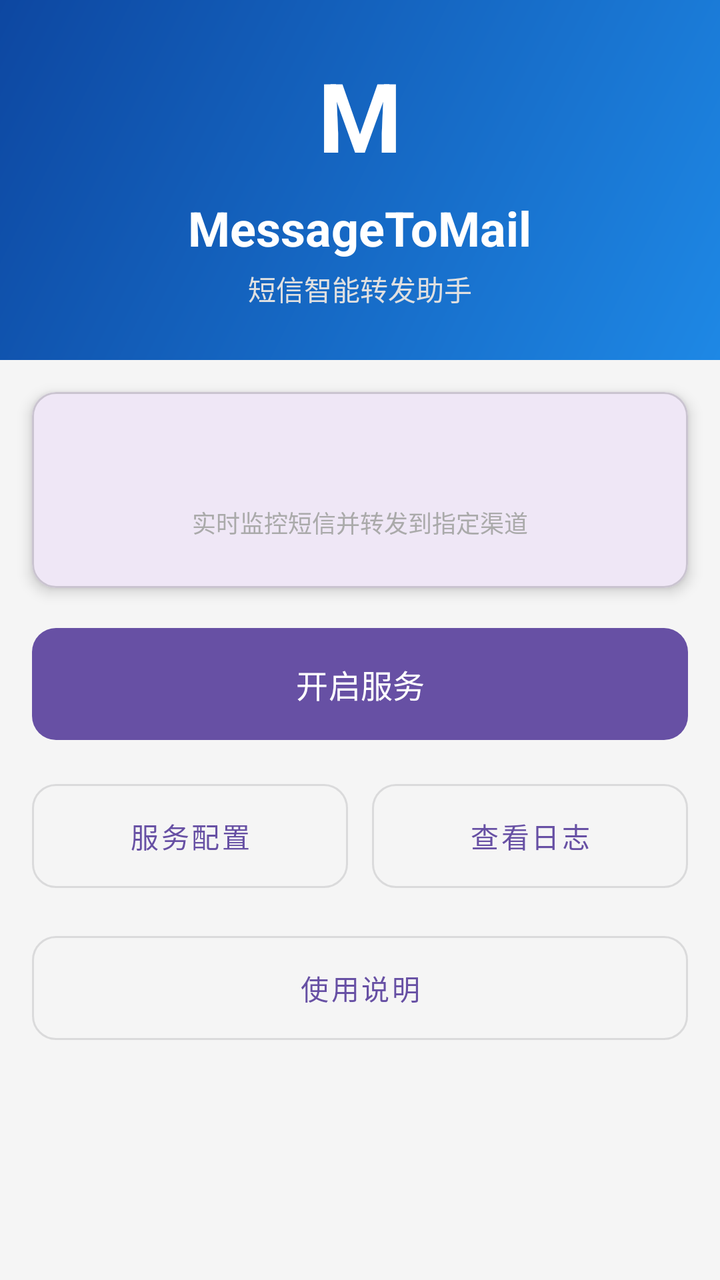
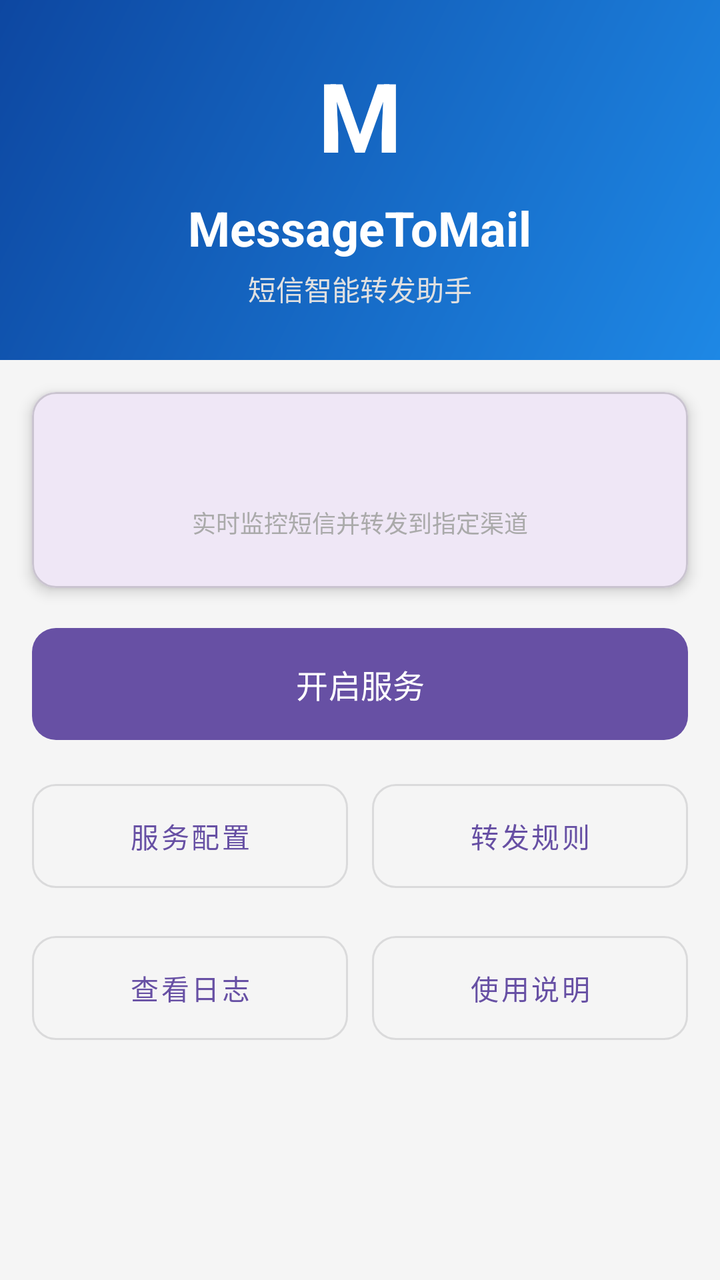

Screens rendered from an Android XML layout before and after an edit, with the pre-edit source and the edit as a unified diff.
<!-- AndroidManifest.xml: application theme Theme.MessageToMail -->
<!-- res/layout/activity_main.xml -->
<?xml version="1.0" encoding="utf-8"?>
<layout xmlns:tools="http://schemas.android.com/tools"
    xmlns:android="http://schemas.android.com/apk/res/android"
    xmlns:app="http://schemas.android.com/apk/res-auto">
    <data>
        <variable
            name="logText"
            type="com.example.messagetomail.model.LogViewModel" />
    </data>

    <ScrollView
        android:layout_width="match_parent"
        android:layout_height="match_parent"
        android:fillViewport="true"
        android:background="#F5F5F5">

        <LinearLayout
            android:layout_width="match_parent"
            android:layout_height="wrap_content"
            android:orientation="vertical">

            <LinearLayout
                android:layout_width="match_parent"
                android:layout_height="180dp"
                android:background="@drawable/bg_header_gradient"
                android:gravity="center"
                android:orientation="vertical">

                <TextView
                    android:layout_width="wrap_content"
                    android:layout_height="wrap_content"
                    android:text="M"
                    android:textColor="@android:color/white"
                    android:textSize="48sp"
                    android:textStyle="bold" />

                <TextView
                    android:layout_width="wrap_content"
                    android:layout_height="wrap_content"
                    android:layout_marginTop="8dp"
                    android:text="MessageToMail"
                    android:textColor="@android:color/white"
                    android:textSize="24sp"
                    android:textStyle="bold" />

                <TextView
                    android:layout_width="wrap_content"
                    android:layout_height="wrap_content"
                    android:layout_marginTop="4dp"
                    android:text="@string/app_subtitle"
                    android:textColor="#E0E0E0"
                    android:textSize="14sp" />
            </LinearLayout>

            <com.google.android.material.card.MaterialCardView
                android:layout_width="match_parent"
                android:layout_height="wrap_content"
                android:layout_margin="16dp"
                app:cardCornerRadius="12dp"
                app:cardElevation="4dp">

                <LinearLayout
                    android:layout_width="match_parent"
                    android:layout_height="wrap_content"
                    android:gravity="center"
                    android:orientation="vertical"
                    android:padding="24dp">

                    <TextView
                        android:id="@+id/textView"
                        android:layout_width="wrap_content"
                        android:layout_height="wrap_content"
                        android:text="@{logText.content}"
                        android:textColor="@color/purple_500"
                        android:textSize="18sp"
                        android:textStyle="bold" />

                    <TextView
                        android:layout_width="wrap_content"
                        android:layout_height="wrap_content"
                        android:layout_marginTop="8dp"
                        android:text="@string/app_desc"
                        android:textColor="@android:color/darker_gray"
                        android:textSize="12sp" />
                </LinearLayout>
            </com.google.android.material.card.MaterialCardView>

            <LinearLayout
                android:layout_width="match_parent"
                android:layout_height="wrap_content"
                android:orientation="vertical"
                android:paddingHorizontal="16dp"
                android:paddingBottom="24dp">

                <com.google.android.material.button.MaterialButton
                    android:id="@+id/button"
                    android:layout_width="match_parent"
                    android:layout_height="64dp"
                    android:text="@string/start_button_text"
                    android:textSize="16sp"
                    app:cornerRadius="12dp" />

                <LinearLayout
                    android:layout_width="match_parent"
                    android:layout_height="wrap_content"
                    android:layout_marginTop="12dp"
                    android:orientation="horizontal">

                    <com.google.android.material.button.MaterialButton
                        android:id="@+id/btnSettings"
                        style="@style/Widget.MaterialComponents.Button.OutlinedButton"
                        android:layout_width="0dp"
                        android:layout_height="64dp"
                        android:layout_marginEnd="6dp"
                        android:layout_weight="1"
                        android:text="@string/settings"
                        android:textSize="14sp"
                        app:cornerRadius="12dp" />

                    <com.google.android.material.button.MaterialButton
                        android:id="@+id/btnLogs"
                        style="@style/Widget.MaterialComponents.Button.OutlinedButton"
                        android:layout_width="0dp"
                        android:layout_height="64dp"
                        android:layout_marginStart="6dp"
                        android:layout_weight="1"
                        android:text="@string/view_logs"
                        android:textSize="14sp"
                        app:cornerRadius="12dp" />
                </LinearLayout>

                <com.google.android.material.button.MaterialButton
                    android:id="@+id/btnHelp"
                    style="@style/Widget.MaterialComponents.Button.OutlinedButton"
                    android:layout_width="match_parent"
                    android:layout_height="64dp"
                    android:layout_marginTop="12dp"
                    android:text="@string/help"
                    android:textSize="14sp"
                    app:cornerRadius="12dp" />
            </LinearLayout>

        </LinearLayout>
    </ScrollView>
</layout>
<!-- resources referenced by this layout -->
<resources>
  <color name="purple_500">#FF6200EE</color>
  <!-- drawable bg_header_gradient (drawable) -->
  <?xml version="1.0" encoding="utf-8"?>
  <shape xmlns:android="http://schemas.android.com/apk/res/android"
      android:shape="rectangle">
      <gradient
          android:startColor="#FF1E88E5"
          android:endColor="#FF0D47A1"
          android:angle="135" />
  </shape>
  <string name="app_desc">实时监控短信并转发到指定渠道</string>
  <string name="app_subtitle">短信智能转发助手</string>
  <string name="help">使用说明</string>
  <string name="settings">服务配置</string>
  <string name="start_button_text">开启服务</string>
  <string name="view_logs">查看日志</string>
  <style name="Theme.MessageToMail" parent="Base.Theme.MessageToMail" />
  <style name="Base.Theme.MessageToMail" parent="Theme.Material3.DayNight.NoActionBar">
          
          
      </style>
</resources>

<!-- the commit's change to res/layout/activity_main.xml (unified diff, before → after) -->
@@ -118,26 +118,45 @@
                         app:cornerRadius="12dp" />
 
                     <com.google.android.material.button.MaterialButton
-                        android:id="@+id/btnLogs"
+                        android:id="@+id/btnFilterRule"
                         style="@style/Widget.MaterialComponents.Button.OutlinedButton"
                         android:layout_width="0dp"
                         android:layout_height="64dp"
                         android:layout_marginStart="6dp"
                         android:layout_weight="1"
-                        android:text="@string/view_logs"
+                        android:text="@string/filter_rule"
                         android:textSize="14sp"
                         app:cornerRadius="12dp" />
                 </LinearLayout>
 
-                <com.google.android.material.button.MaterialButton
-                    android:id="@+id/btnHelp"
-                    style="@style/Widget.MaterialComponents.Button.OutlinedButton"
+                <LinearLayout
                     android:layout_width="match_parent"
-                    android:layout_height="64dp"
+                    android:layout_height="wrap_content"
                     android:layout_marginTop="12dp"
-                    android:text="@string/help"
-                    android:textSize="14sp"
-                    app:cornerRadius="12dp" />
+                    android:orientation="horizontal">
+
+                    <com.google.android.material.button.MaterialButton
+                        android:id="@+id/btnLogs"
+                        style="@style/Widget.MaterialComponents.Button.OutlinedButton"
+                        android:layout_width="0dp"
+                        android:layout_height="64dp"
+                        android:layout_marginEnd="6dp"
+                        android:layout_weight="1"
+                        android:text="@string/view_logs"
+                        android:textSize="14sp"
+                        app:cornerRadius="12dp" />
+
+                    <com.google.android.material.button.MaterialButton
+                        android:id="@+id/btnHelp"
+                        style="@style/Widget.MaterialComponents.Button.OutlinedButton"
+                        android:layout_width="0dp"
+                        android:layout_height="64dp"
+                        android:layout_marginStart="6dp"
+                        android:layout_weight="1"
+                        android:text="@string/help"
+                        android:textSize="14sp"
+                        app:cornerRadius="12dp" />
+                </LinearLayout>
             </LinearLayout>
 
         </LinearLayout>
<!-- resource entries referenced after the edit -->
@@ -12,6 +12,7 @@
   </shape>
   <string name="app_desc">实时监控短信并转发到指定渠道</string>
   <string name="app_subtitle">短信智能转发助手</string>
+  <string name="filter_rule">转发规则</string>
   <string name="help">使用说明</string>
   <string name="settings">服务配置</string>
   <string name="start_button_text">开启服务</string>
